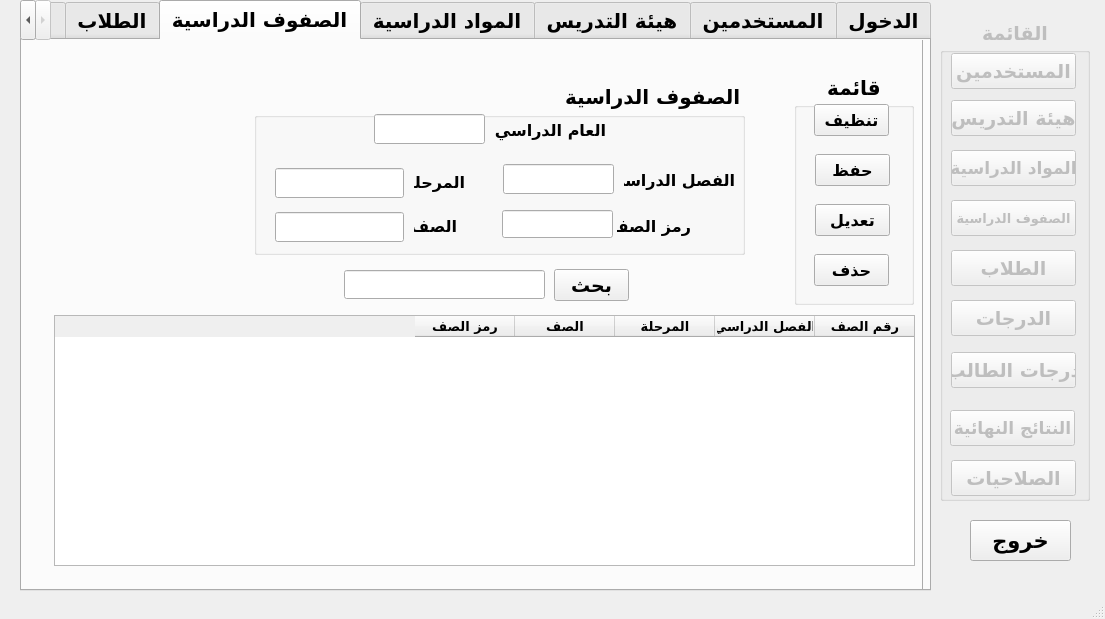
Above: school_management.ui from mostafabasuni/School-Management-System before the change. Below: the same form after it.
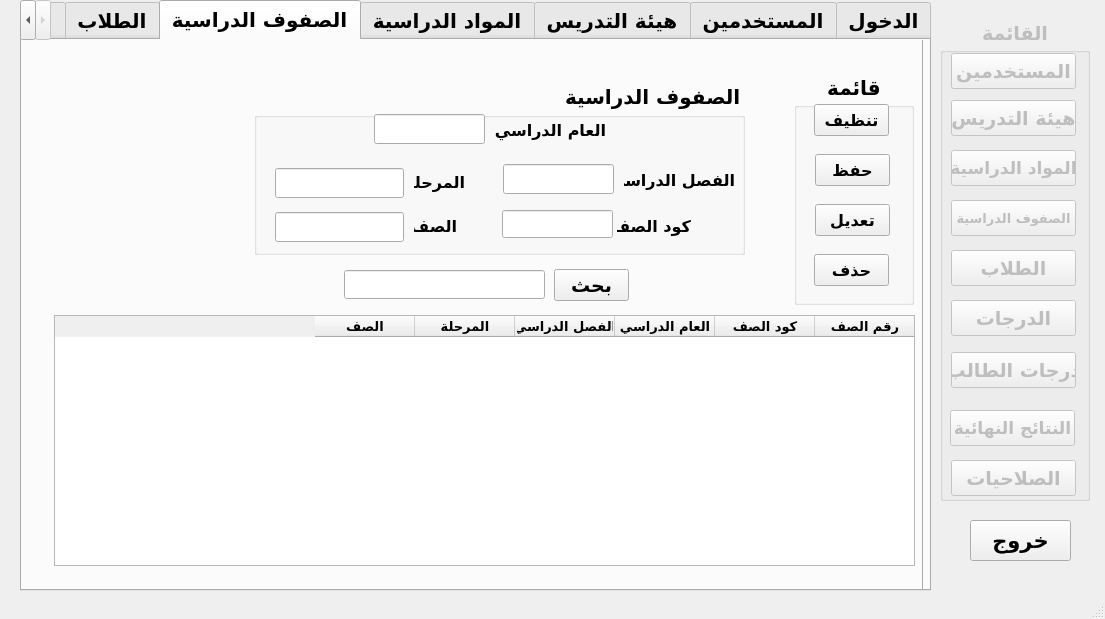
That is the form after the change. The open tabs and pages were chosen to show the change.

What changed in the file:
```diff
--- a/school_management.ui
+++ b/school_management.ui
@@ -2041,7 +2041,7 @@
           </font>
          </property>
          <property name="text">
-          <string>رمز الصف</string>
+          <string>كود الصف</string>
          </property>
         </widget>
         <widget class="QLineEdit" name="lineEdit_44">
@@ -2229,6 +2229,16 @@
           <string>رقم الصف</string>
          </property>
         </column>
+        <column>
+         <property name="text">
+          <string>كود الصف</string>
+         </property>
+        </column>
+        <column>
+         <property name="text">
+          <string>العام الدراسي</string>
+         </property>
+        </column>
         <column>
          <property name="text">
           <string>الفصل الدراسي</string>
@@ -2250,11 +2260,6 @@
           <string>الصف</string>
          </property>
         </column>
-        <column>
-         <property name="text">
-          <string>رمز الصف</string>
-         </property>
-        </column>
        </widget>
        <widget class="QLineEdit" name="lineEdit_49">
         <property name="geometry">
```
Left out of the diff: 7 changed lines with no effect on the pictures.
